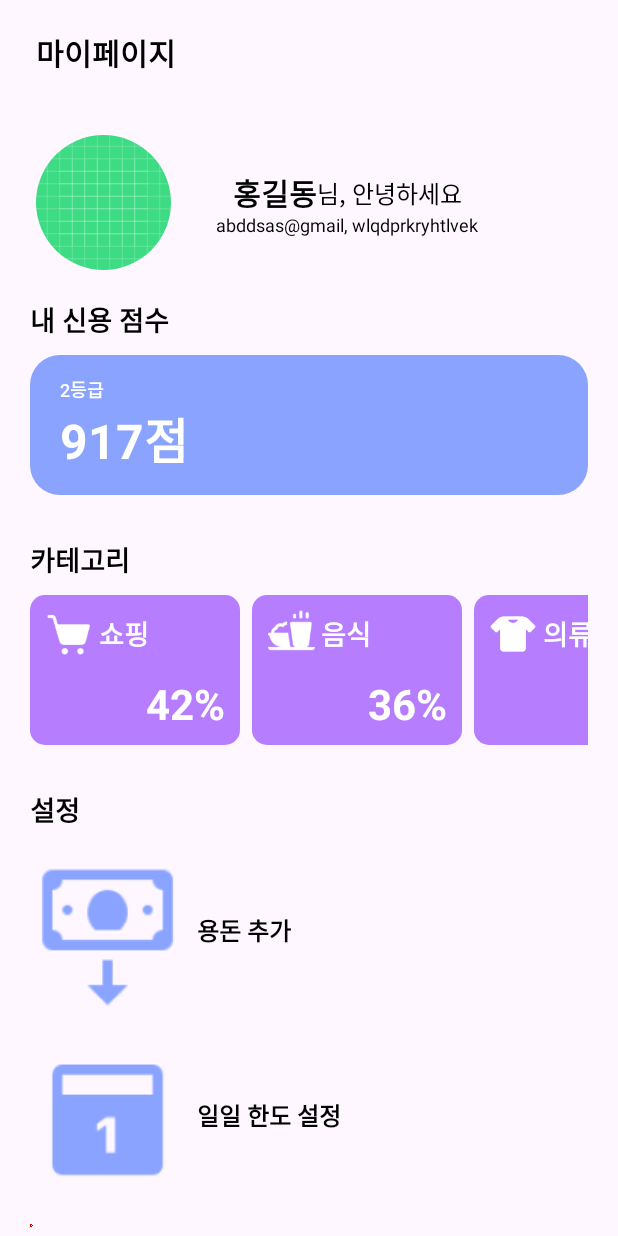
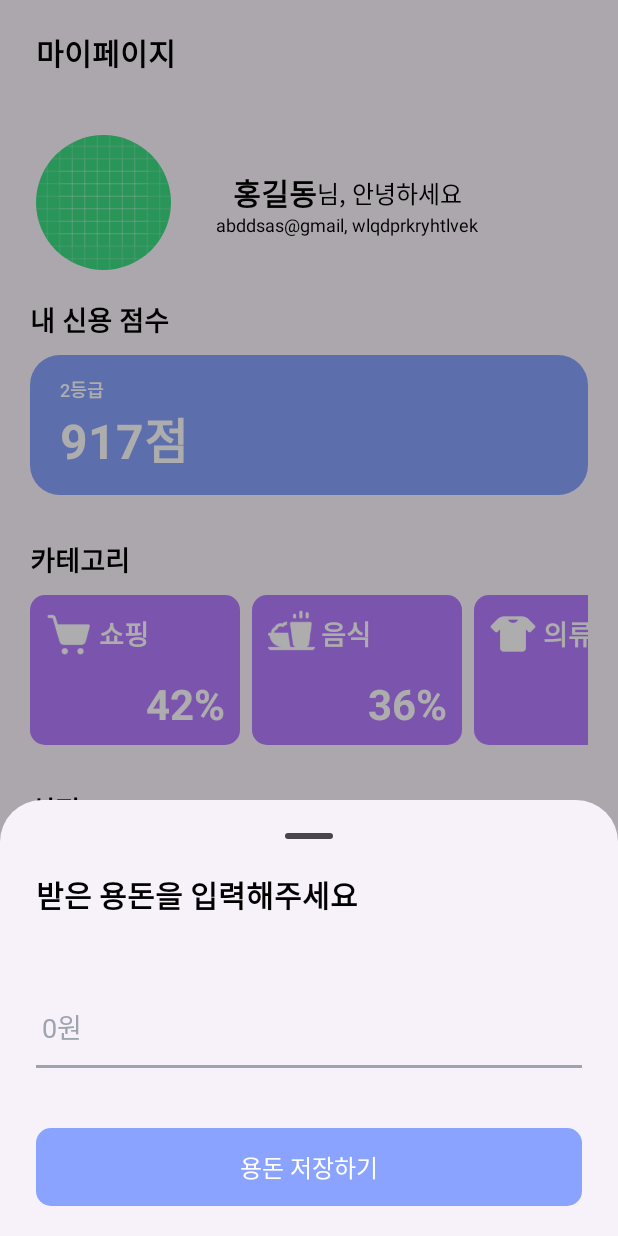
Before and after one commit to 2024-SIGNIEL/signiel-android, an Android app built with Jetpack Compose: the composable MyPageScreen shown on its own in the app's theme, after a tap on "용돈 추가", on a phone screen of 412 x 824 dp. Run offline under Robolectric (Android 15) with nearby library versions, the phone set to English and light mode, and no system bars; Roboto replaces fonts that are not available here.

Commit message:
feat :: mypage

```diff
--- a/app/src/main/java/com/seunghoon/generator/Keys.kt
+++ b/app/src/main/java/com/seunghoon/generator/Keys.kt
@@ -5,6 +5,7 @@ import android.content.SharedPreferences
 
 object Keys {
     const val MAX_PAY = "max_pay"
+    const val PIN_MONEY = "pin_money"
 }
 
 object SharedPreferenceManager {
--- a/app/src/main/java/com/seunghoon/generator/feature/my/MyPageScreen.kt
+++ b/app/src/main/java/com/seunghoon/generator/feature/my/MyPageScreen.kt
@@ -14,11 +14,11 @@ import androidx.compose.foundation.layout.height
 import androidx.compose.foundation.layout.heightIn
 import androidx.compose.foundation.layout.padding
 import androidx.compose.foundation.layout.size
+import androidx.compose.foundation.layout.statusBarsPadding
 import androidx.compose.foundation.layout.width
 import androidx.compose.foundation.rememberScrollState
 import androidx.compose.foundation.shape.CircleShape
 import androidx.compose.foundation.shape.RoundedCornerShape
-import androidx.compose.foundation.text.KeyboardActions
 import androidx.compose.foundation.text.KeyboardOptions
 import androidx.compose.material.Icon
 import androidx.compose.material.Text
@@ -46,6 +46,7 @@ import com.seunghoon.designsystem.ui.SignielTextField
 import com.seunghoon.designsystem.ui.theme.Colors
 import com.seunghoon.generator.Keys
 import com.seunghoon.generator.SharedPreferenceManager
+import com.seunghoon.generator.navigation.NavigationRoute
 
 @OptIn(ExperimentalMaterial3Api::class)
 @Composable
@@ -53,15 +54,58 @@ fun MyPageScreen(
     modifier: Modifier = Modifier,
     navController: NavController,
 ) {
-    val (showSheet, onChangeShowSheet) = remember {
+    val (showPinSheet, onChangeShowPinSheet) = remember {
         mutableStateOf(false)
     }
+    val (showLimitSheet, onChangeShowLimitSheet) = remember {
+        mutableStateOf(false)
+    }
+
+    var pin by remember { mutableStateOf("") }
     var money by remember { mutableStateOf("") }
 
+    if (showPinSheet) {
+        ModalBottomSheet(
+            onDismissRequest = { onChangeShowPinSheet(false) }
+        ) {
+            Column(
+                modifier = Modifier
+                    .fillMaxWidth()
+                    .heightIn(max = 400.dp)
+                    .padding(horizontal = 24.dp),
+            ) {
+                Text(
+                    text = "받은 용돈을 입력해주세요",
+                    fontSize = 20.sp,
+                    fontWeight = FontWeight.Bold,
+                )
+                Spacer(modifier = Modifier.height(48.dp))
+                SignielTextField(
+                    value = pin,
+                    hint = "0원",
+                    onValueChange = { pin = it },
+                    keyboardOptions = KeyboardOptions.Default.copy(keyboardType = KeyboardType.Number)
+                )
+                Spacer(modifier = Modifier.height(40.dp))
+                SignielButton(
+                    onClick = {
+                        onChangeShowPinSheet(false)
+                        SharedPreferenceManager.sharedPreference
+                            .edit()
+                            .putString(Keys.PIN_MONEY, pin)
+                            .commit()
+                    },
+                    text = "용돈 저장하기",
+                    isAbleClick = pin.isNotBlank()
+                )
+                Spacer(modifier = Modifier.height(20.dp))
+            }
+        }
+    }
 
-    if (showSheet) {
+    if (showLimitSheet) {
         ModalBottomSheet(
-            onDismissRequest = { onChangeShowSheet(false) }
+            onDismissRequest = { onChangeShowLimitSheet(false) }
         ) {
             Column(
                 modifier = Modifier
@@ -91,8 +135,7 @@ fun MyPageScreen(
                 Spacer(modifier = Modifier.height(40.dp))
                 SignielButton(
                     onClick = {
-                        onChangeShowSheet(false)
-
+                        onChangeShowLimitSheet(false)
                         SharedPreferenceManager.sharedPreference
                             .edit()
                             .putString(Keys.MAX_PAY, money)
@@ -107,7 +150,8 @@ fun MyPageScreen(
     }
     Column(
         modifier = Modifier
-            .fillMaxSize(),
+            .fillMaxSize()
+            .statusBarsPadding(),
     ) {
         Text(
             modifier = Modifier
@@ -239,7 +283,7 @@ fun MyPageScreen(
             Row(
                 modifier = Modifier
                     .fillMaxWidth()
-                    .clickable { }
+                    .clickable { onChangeShowPinSheet(true) }
                     .padding(
                         vertical = 6.dp,
                     ),
@@ -261,7 +305,7 @@ fun MyPageScreen(
             Row(
                 modifier = Modifier
                     .fillMaxWidth()
-                    .clickable { onChangeShowSheet(true) }
+                    .clickable { onChangeShowLimitSheet(true) }
                     .padding(
                         vertical = 6.dp,
                     ),
@@ -283,7 +327,7 @@ fun MyPageScreen(
             Row(
                 modifier = Modifier
                     .fillMaxWidth()
-                    .clickable { }
+                    .clickable { navController.navigate(NavigationRoute.Auth.ON_BOARDING) }
                     .padding(
                         vertical = 6.dp,
                     ),
```
